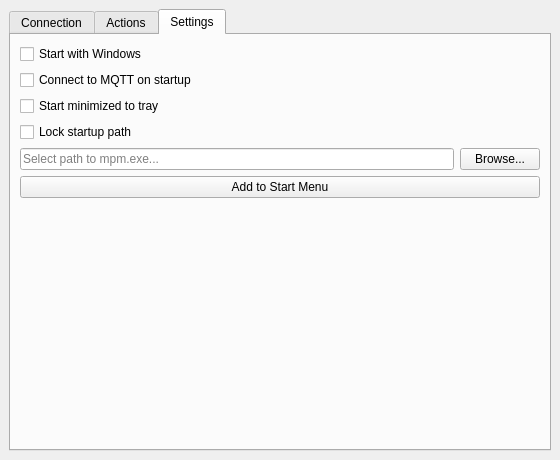
First picture: the form in src/ui/mainwindow.ui, repository tfourj/MPM, before the edit.
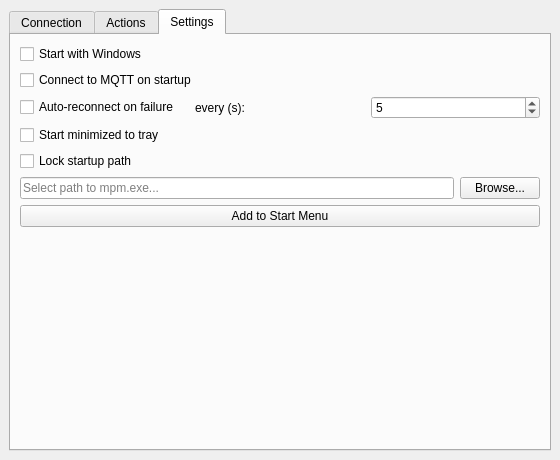
Second picture: the form after the edit. The open tabs and pages were chosen to show the change.

Commit message:
feat/auto-reconnect
Adds option to enable auto reconnect on mqtt connection failure, with customizable retry timer

What changed in the file:
```diff
--- a/src/ui/mainwindow.ui
+++ b/src/ui/mainwindow.ui
@@ -261,6 +261,37 @@
           </property>
          </widget>
         </item>
+         <item>
+          <layout class="QHBoxLayout" name="horizontalLayoutAutoReconnect">
+           <item>
+            <widget class="QCheckBox" name="checkBoxAutoReconnect">
+             <property name="text">
+              <string>Auto-reconnect on failure</string>
+             </property>
+            </widget>
+           </item>
+           <item>
+            <widget class="QLabel" name="labelReconnectEvery">
+             <property name="text">
+              <string>every (s):</string>
+             </property>
+            </widget>
+           </item>
+           <item>
+            <widget class="QSpinBox" name="spinBoxReconnectSec">
+             <property name="minimum">
+              <number>1</number>
+             </property>
+             <property name="maximum">
+              <number>600</number>
+             </property>
+             <property name="value">
+              <number>5</number>
+             </property>
+            </widget>
+           </item>
+          </layout>
+         </item>
         <item>
          <widget class="QCheckBox" name="checkBoxStartMinimized">
           <property name="text">
```
The commit also changes 2 other files.
